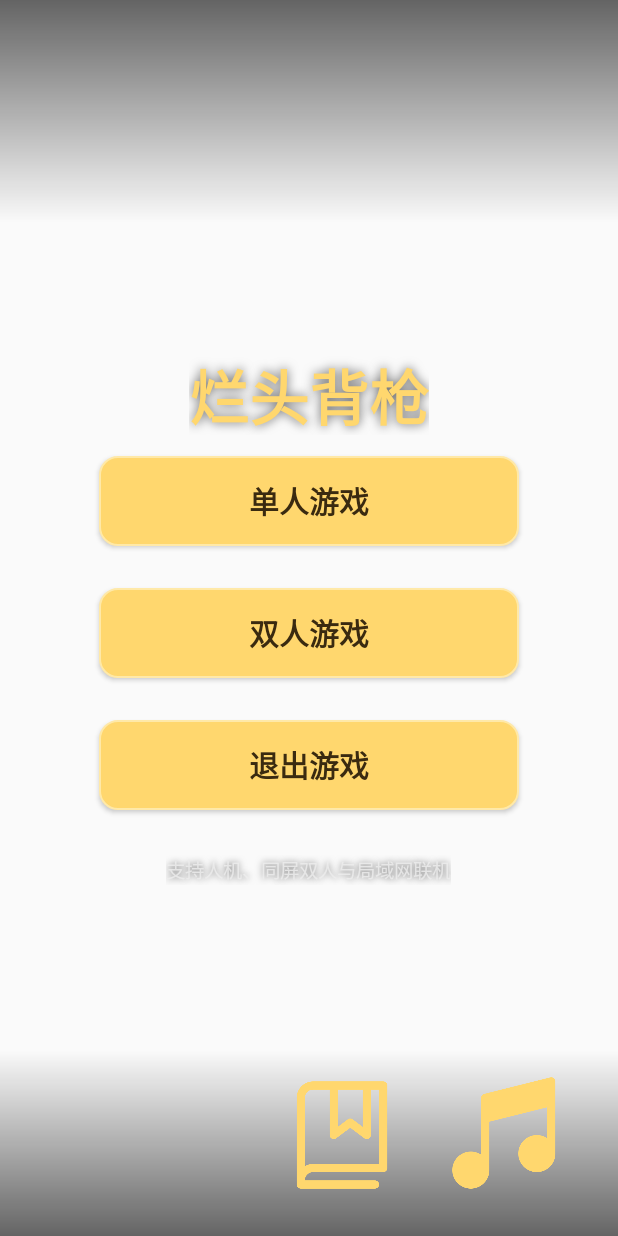
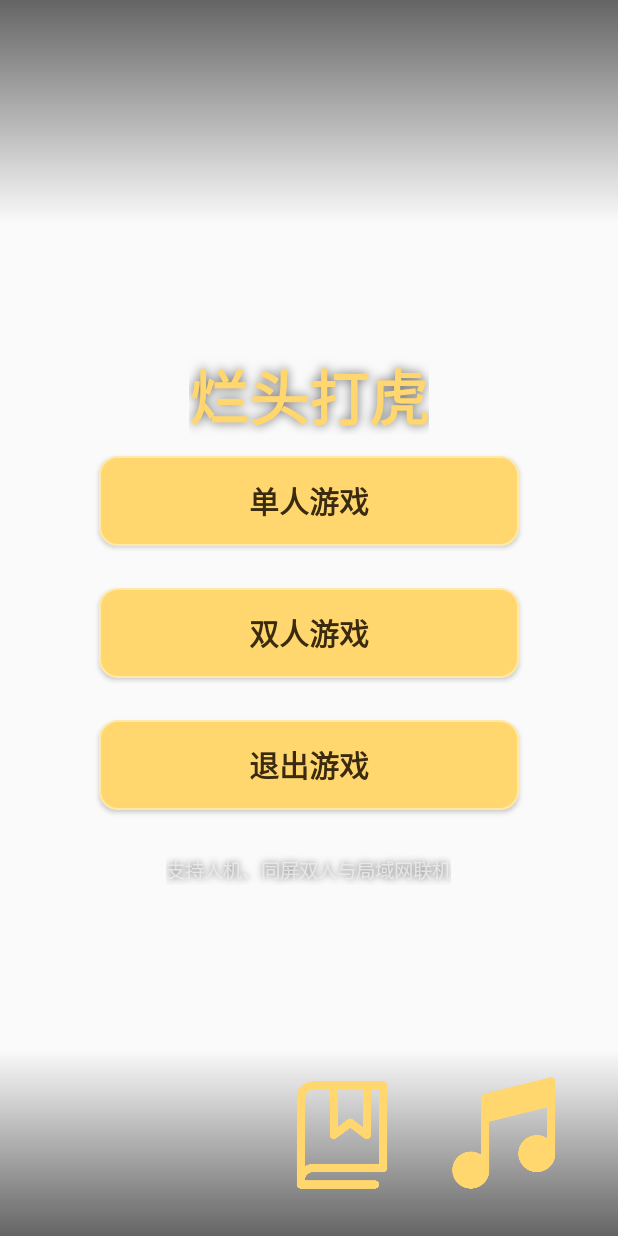
Before and after one commit to Sausage-jin/lantou-beiqiang-android, an Android app: the screen it shows after launch (MainActivity), on a phone screen of 412 x 824 dp. Run offline under Robolectric (Android 15) with nearby library versions, the phone set to English and light mode, and no system bars; network calls fail.

Commit message:
rename: 烂头背枪 -> 烂头打虎 (avoid name collision)

```diff
--- a/app/src/main/AndroidManifest.xml
+++ b/app/src/main/AndroidManifest.xml
@@ -8,7 +8,7 @@
     <uses-permission android:name="android.permission.ACCESS_WIFI_STATE" />
 
     <application
-        android:label="烂头背枪"
+        android:label="烂头打虎"
         android:icon="@mipmap/ic_launcher"
         android:roundIcon="@mipmap/ic_launcher"
         android:theme="@android:style/Theme.Material.Light.NoActionBar"
--- a/app/src/main/java/com/lantou/CardType.java
+++ b/app/src/main/java/com/lantou/CardType.java
@@ -5,7 +5,7 @@ package com.lantou;
  * 红蓝双方各持一套 6 张：烂头、枪、虎、小孩、鸡、蜜蜂。
  * 六种牌构成单向相克环：
  *   烂头→枪→虎→小孩→鸡→蜜蜂→烂头
- * 无中立牌、无合成、无烂头背枪。
+ * 无中立牌、无合成、无烂头打虎。
  */
 public enum CardType {
     LANTOU("烂头"),
--- a/app/src/main/java/com/lantou/MainActivity.java
+++ b/app/src/main/java/com/lantou/MainActivity.java
@@ -42,7 +42,7 @@ public class MainActivity extends Activity {
         // 尺寸统一用 dp 换算，高密度手机上不会显示太小
         float dp = getResources().getDisplayMetrics().density;
         TextView title = new TextView(this);
-        title.setText("烂头背枪");
+        title.setText("烂头打虎");
         title.setTextSize(40);
         title.setTextColor(UI.GOLD);
         title.setTypeface(Typeface.DEFAULT_BOLD);
--- a/app/src/main/res/values/strings.xml
+++ b/app/src/main/res/values/strings.xml
@@ -1,4 +1,4 @@
 <?xml version="1.0" encoding="utf-8"?>
 <resources>
-    <string name="app_name">烂头背枪</string>
+    <string name="app_name">烂头打虎</string>
 </resources>
```
Also changed, not shown: 2 other files.
